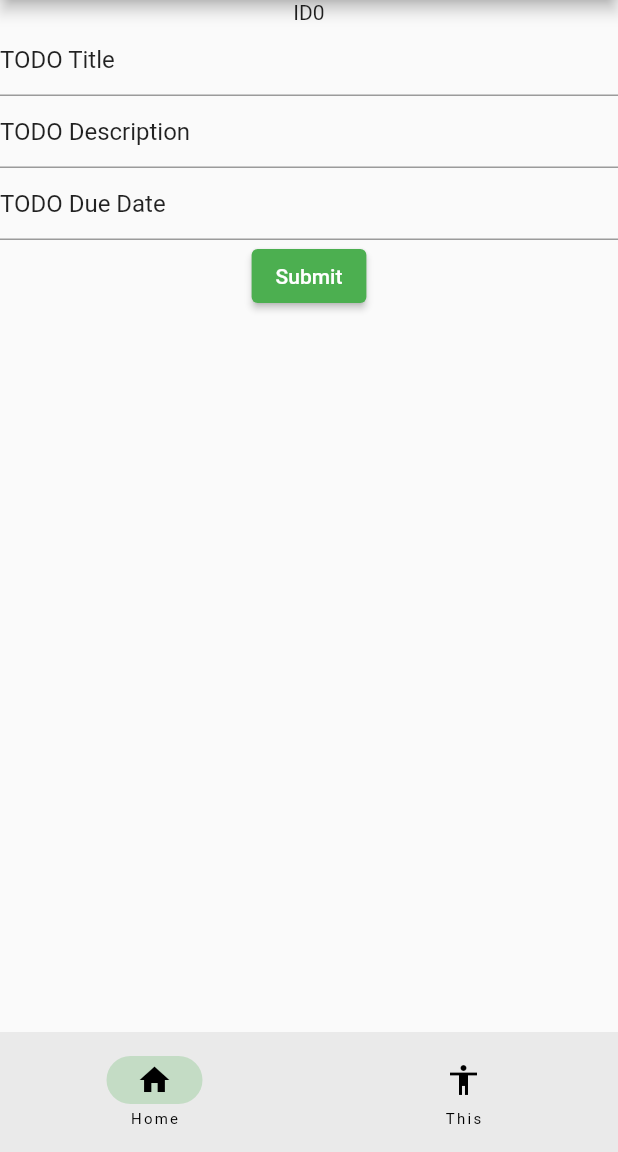
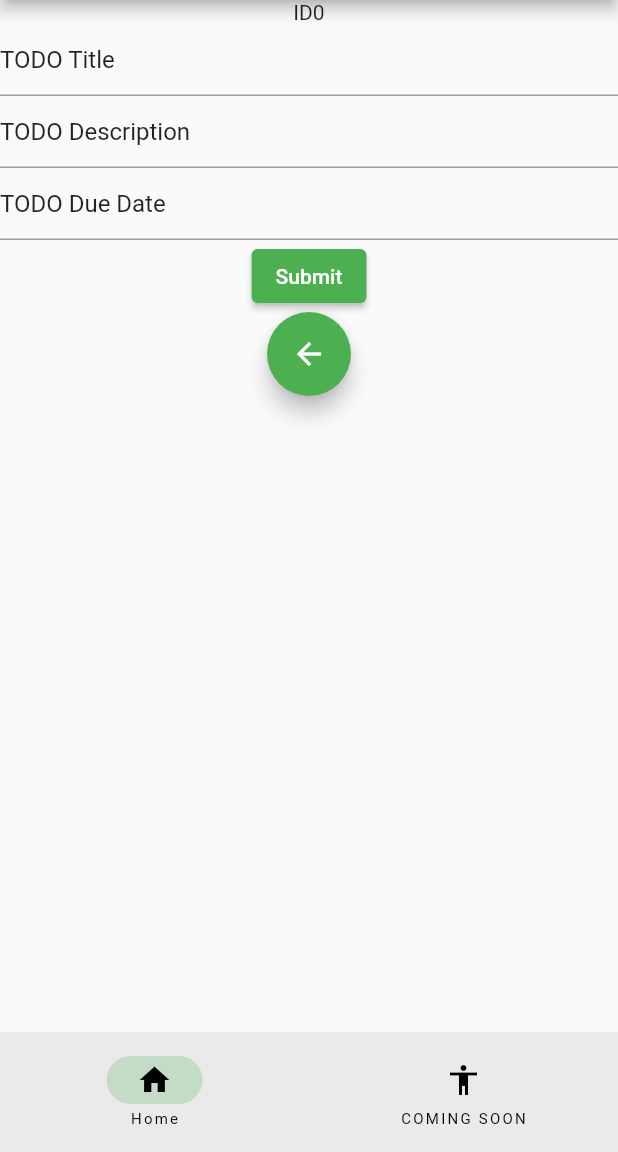
Before and after one commit to TOMMony/flutter_application, a Flutter app: the RootPage screen opened directly, after a tap on the "add" icon, on a phone screen of 412 x 824 dp, the part 84-1236 px from its top. Run offline on Flutter 3.47's test engine with Material 2 defaults, Android fonts, the phone set to English and light mode, and no system bars; our stand-ins replace firebase_auth, firebase_core, firebase_database; accounts and stored records are empty.

```diff
--- a/lib/globals.dart
+++ b/lib/globals.dart
@@ -1,12 +1,18 @@
+import 'package:firebase_database/firebase_database.dart';
+
 List<ToDoItem> toDoList = [];
 int currentId = 0;
 bool showTextField = false;
 bool loggedin = false;
+bool inspecting = false;
+int currentPage = 0;
+late String uid;
+
+ToDoItem currentItem = ToDoItem(0,"","","");
 class ToDoItem {
   late int id;
   late String title;
   late String due;
   late String description;
-
   ToDoItem(this.id, this.title, this.description, this.due);
 }
--- a/lib/main.dart
+++ b/lib/main.dart
@@ -3,8 +3,10 @@ import 'package:firebase_core/firebase_core.dart';
 import 'package:firebase_auth/firebase_auth.dart';
 import 'package:firebase_database/firebase_database.dart';
 import 'package:flutter_application_1/widget_tree.dart';
+import "globals.dart";
+import "package:flutter_application_1/home_page.dart";
+import "package:flutter_application_1/auth.dart";
 
-import 'home_page.dart';
 
 Future<void> main() async {
   WidgetsFlutterBinding.ensureInitialized();
@@ -35,18 +37,29 @@ class RootPage extends StatefulWidget {
 }
 
 class _RootPageState extends State<RootPage> {
-  int currentPage = 0;
+  String clean(String word){
+    String result = "";
+    for(int i = 0; i<word.length; i++){
+      if(word[i] != "." && word[i] != "@"){
+        result += word[i];
+      }
+    }
+    return result;
+  }
+
   @override
   Widget build(BuildContext context) {
+    uid = clean(Auth().currentUser!.email!);
     return Scaffold(
       appBar: AppBar(
         title: const Text("My To-Do App"),
       ),
       body: const HomePage(),
+
       bottomNavigationBar: NavigationBar(
         destinations: const [
           NavigationDestination(icon:  Icon(Icons.home), label: "Home"),
-          NavigationDestination(icon:  Icon(Icons.accessibility), label: "This"),
+          NavigationDestination(icon:  Icon(Icons.accessibility), label: "COMING SOON"),
         ],
         onDestinationSelected: (int index){
           setState(() {
@@ -58,12 +71,3 @@ class _RootPageState extends State<RootPage> {
     );
   }
 }
-
-class LoginPage extends StatelessWidget {
-  const LoginPage({super.key});
-
-  @override
-  Widget build(BuildContext context) {
-    return Container();
-  }
-}
--- a/lib/pages/logged_in.dart
+++ b/lib/pages/logged_in.dart
@@ -13,7 +13,6 @@ class LoggedIn extends StatefulWidget {
 
 class _LoggedInState extends State<LoggedIn> {
   final User? user = Auth().currentUser;
-
   Future<void> signOut() async {
     await Auth().signOut();
   }
--- a/pubspec.yaml
+++ b/pubspec.yaml
@@ -38,6 +38,7 @@ dependencies:
   firebase_core: ^2.14.0
   firebase_auth: ^4.6.3
   firebase_database: ^10.2.3
+  cloud_firestore: ^4.8.2
 
 dev_dependencies:
   flutter_test:
```
Also changed, not shown: lib/home_page.dart (+101 -10 lines), pubspec.lock, 3 other files.
